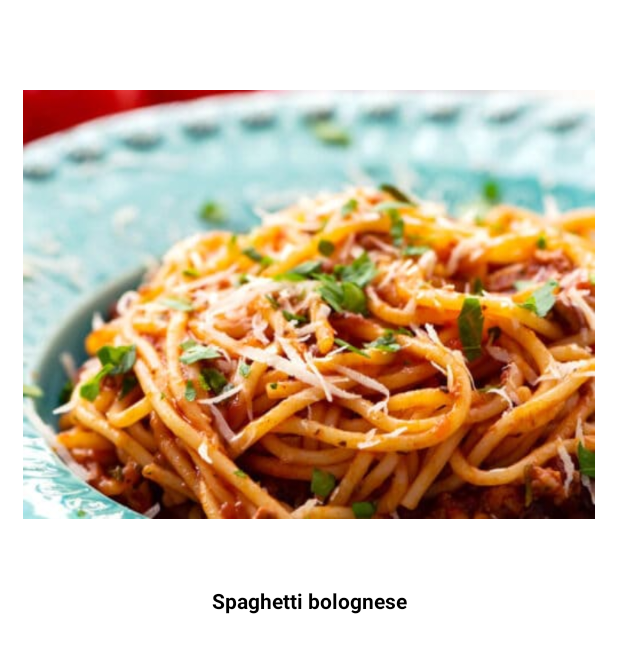
After one commit to AndrzejKrzywda00/EverydayCook, an Android app: the layout dish_display_fragment.xml on its own in the app's theme, with its tools: preview values and no code run, on a phone screen of 412 x 824 dp. The commit adds this screen. Shown: the top 653 px of the screen. Run offline under Robolectric (Android 15) with nearby library versions, the phone set to English and light mode, and no system bars; Roboto replaces fonts that are not available here.

Commit message:
dodano wygląd podstawowy dania

```diff
--- a/app/src/main/java/algorithm/DishSelector.java
+++ b/app/src/main/java/algorithm/DishSelector.java
@@ -3,7 +3,6 @@ package algorithm;
 import android.content.Context;
 import android.content.SharedPreferences;
 
-import java.lang.reflect.Array;
 import java.util.ArrayList;
 import java.util.LinkedHashSet;
 import java.util.Random;
@@ -39,6 +38,7 @@ public class DishSelector {
         if(algorithmPreference.equals("include_history")) {
             return proposeDishesWithHistory(c);
         }
+        return new ArrayList<>();
     }
 
     /*
@@ -62,6 +62,10 @@ public class DishSelector {
         return dishes;
     }
 
+    /*
+    take history into consideration
+    idk how to do it right now
+     */
     private ArrayList<Dish> proposeDishesWithHistory(Context c) {
         return new ArrayList<>();
     }
--- a/app/src/main/java/com/example/everydaycook/DishDisplay/DisplayDishActivity.java
+++ b/app/src/main/java/com/example/everydaycook/DishDisplay/DisplayDishActivity.java
@@ -3,7 +3,10 @@ package com.example.everydaycook.DishDisplay;
 import androidx.appcompat.app.AppCompatActivity;
 import androidx.fragment.app.FragmentTransaction;
 
+import android.content.SharedPreferences;
 import android.os.Bundle;
+import android.preference.PreferenceManager;
+
 import com.example.everydaycook.R;
 
 public class DisplayDishActivity extends AppCompatActivity {
@@ -14,14 +17,33 @@ public class DisplayDishActivity extends AppCompatActivity {
     with all necessary data
      */
 
+    SharedPreferences preferences = PreferenceManager.getDefaultSharedPreferences(getApplicationContext());
+
     @Override
     protected void onCreate(Bundle savedInstanceState) {
         super.onCreate(savedInstanceState);
         setContentView(R.layout.activity_display_dish);
+        displayNoDishes();
+    }
 
+    // This function calls two underlying
+    private void manageDisplay() {
+
+    }
+
+    // This function displays screen that says there is no dishes available
+    private void displayNoDishes() {
         NoDishesFragment fragment = NoDishesFragment.newInstance();
         FragmentTransaction ft = getSupportFragmentManager().beginTransaction();
         ft.add(R.id.fragment_no_data, fragment).commit();
     }
 
+    // This method displays all dishes by
+    // running DishSelector engine
+    // then creating suitable amount of fragments
+    // and then creating a gallery out of them
+    private void displayAllDishes() {
+
+    }
+
 }
--- a/app/src/main/java/com/example/everydaycook/DishDisplay/DisplayDishViewModel.java
+++ /dev/null
@@ -1,13 +0,0 @@
-package com.example.everydaycook.DishDisplay;
-
-import androidx.lifecycle.ViewModel;
-
-public class DisplayDishViewModel extends ViewModel {
-
-    /*
-    This class holds all necessary data for elegant displaying
-    the Dish in lifecycle-aware way
-     */
-
-
-}
--- /dev/null
+++ b/app/src/main/res/layout/dish_display_fragment.xml
@@ -0,0 +1,115 @@
+<?xml version="1.0" encoding="utf-8"?>
+<androidx.constraintlayout.widget.ConstraintLayout
+    xmlns:android="http://schemas.android.com/apk/res/android"
+    xmlns:app="http://schemas.android.com/apk/res-auto"
+    android:layout_width="match_parent"
+    android:layout_height="match_parent">
+
+    <ScrollView
+        android:layout_width="match_parent"
+        android:layout_height="wrap_content"
+        app:layout_constraintEnd_toEndOf="parent"
+        app:layout_constraintStart_toStartOf="parent"
+        app:layout_constraintTop_toTopOf="parent">
+
+        <LinearLayout
+            android:layout_width="wrap_content"
+            android:layout_height="wrap_content"
+            android:layout_gravity="center"
+            android:layout_margin="15dp"
+            android:orientation="vertical">
+
+            <!--Place for image of a dish-->
+            <ImageView
+                android:layout_width="wrap_content"
+                android:layout_height="wrap_content"
+                android:contentDescription="@string/default_description"
+                android:src="@drawable/spaghetti">
+
+            </ImageView>
+
+            <!--Place for the title-->
+            <TextView
+                android:layout_width="match_parent"
+                android:layout_height="wrap_content"
+                android:text="@string/default_dish_name"
+                android:textStyle="bold"
+                android:textColor="@color/black"
+                android:textAlignment="center">
+
+            </TextView>
+
+            <!--Place for the subtitle-->
+            <TextView
+                android:layout_width="match_parent"
+                android:layout_height="wrap_content">
+
+            </TextView>
+
+            <!--Place for text "RECIPE"-->
+            <TextView
+                android:layout_width="match_parent"
+                android:layout_height="wrap_content">
+
+            </TextView>
+
+            <!--Place for actual recipe text-->
+            <TextView
+                android:layout_width="match_parent"
+                android:layout_height="wrap_content">
+
+            </TextView>
+
+            <!--Place for text "INGREDIENTS"-->
+            <TextView
+                android:layout_width="match_parent"
+                android:layout_height="wrap_content">
+
+            </TextView>
+
+            <!--Place for kcal-->
+            <TextView
+                android:layout_width="match_parent"
+                android:layout_height="wrap_content">
+
+            </TextView>
+
+            <!--Place for cooking time-->
+            <TextView
+                android:layout_width="match_parent"
+                android:layout_height="wrap_content">
+
+            </TextView>
+
+            <!--Place for "DIET TYPE"-->
+            <TextView
+                android:layout_width="match_parent"
+                android:layout_height="wrap_content">
+
+            </TextView>
+
+            <!--Place for vegan/vegetarian option-->
+            <LinearLayout
+                android:layout_width="match_parent"
+                android:layout_height="wrap_content"
+                android:orientation="horizontal">
+
+                <TextView
+                    android:layout_width="wrap_content"
+                    android:layout_height="wrap_content">
+
+                </TextView>
+
+                <ImageView
+                    android:layout_width="wrap_content"
+                    android:layout_height="wrap_content">
+
+                </ImageView>
+
+            </LinearLayout>
+
+        </LinearLayout>
+
+    </ScrollView>
+
+</androidx.constraintlayout.widget.ConstraintLayout>
--- a/app/src/main/res/values/strings.xml
+++ b/app/src/main/res/values/strings.xml
@@ -136,4 +136,12 @@
     <string name="no_dishes_info">Coś poszło nie tak</string>
     <string name="swipe_left">Przesuń w lewo aby powrócić</string>
 
+    <!--Default values of dish display screen-->
+    <string name="default_dish_name">Spaghetti bolognese</string>
+    <string name="default_dish_description">Pyszne i szybkie danie z użyciem łatwo dostępnych składników</string>
+    <string name="recipe_holder">PRZEPIS</string>
+    <string name="ingredients_holder">SKŁADNIKI</string>
+    <string name="default_recipe">Zagotuj wodę na makaron. Dodaj makaron. Podgrzej oliwę na gazie, dodaj przyprawę z paczki oraz sos pomidorowy. Następnie odsącz makaron i dodaj sos. Posyp serem. Gotowe!</string>
+    <string name="default_ingredients">Makaron spaghetti, sos pomidorowy, ser typu parmezan, bazylia, przyprawy</string>
+    <string name="default_calories">400</string>
 </resources>
```
Also changed, not shown: app/src/main/res/drawable/spaghetti.jpg (added), app/src/main/res/drawable/vegLeaf.png (added).
